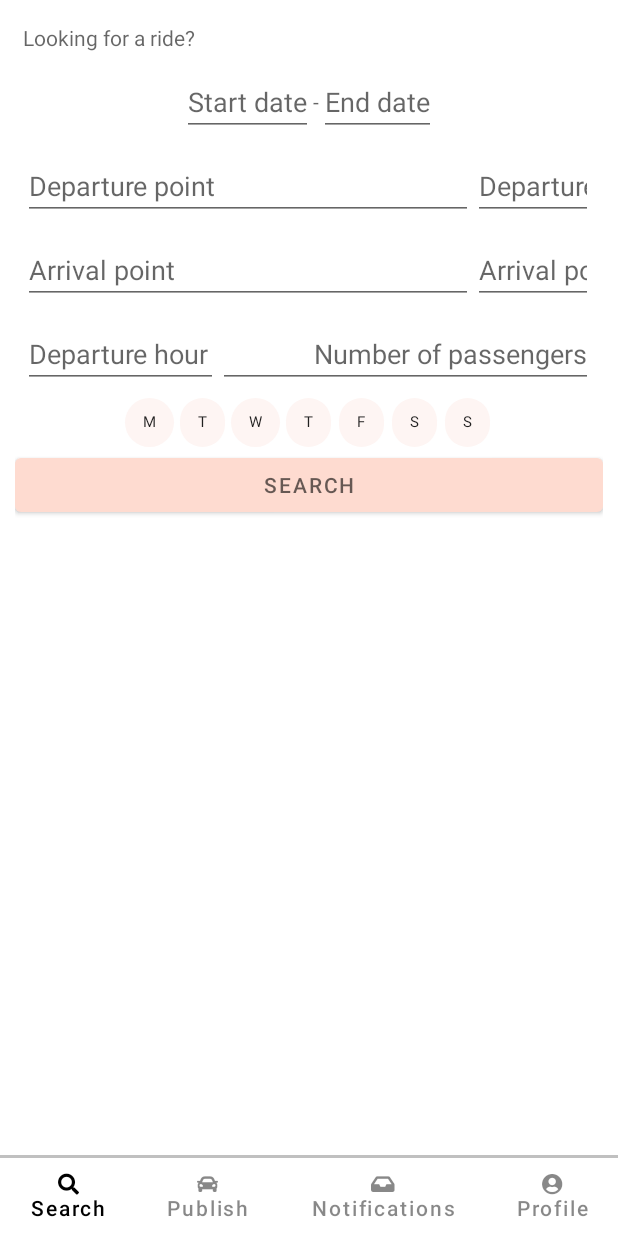
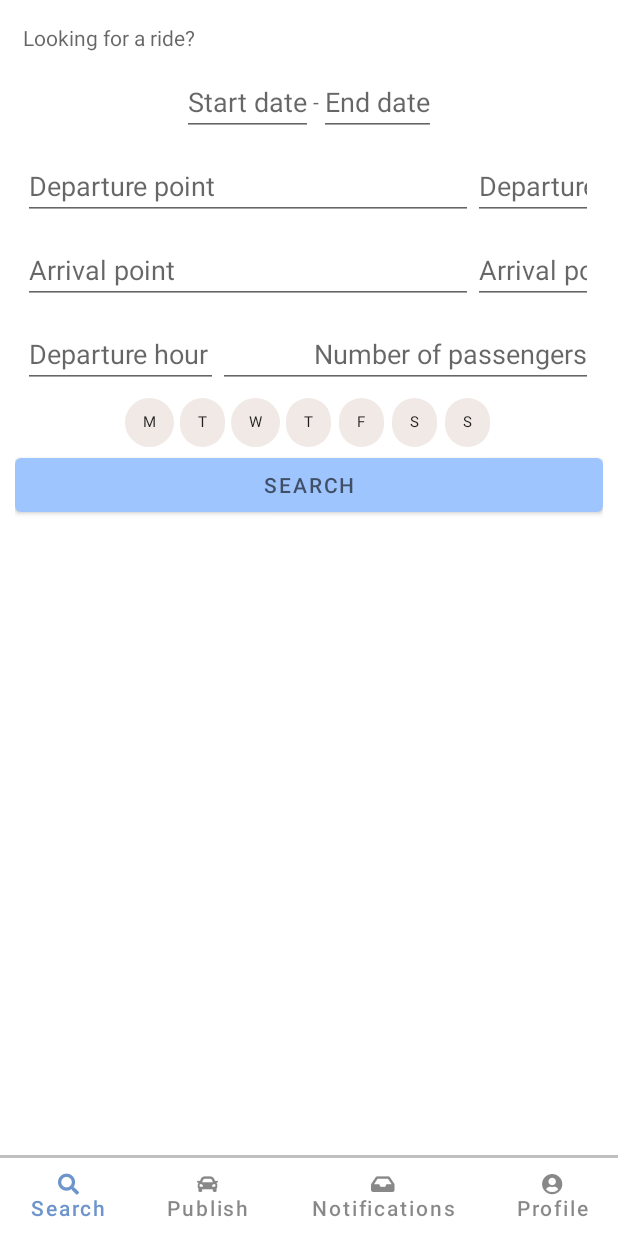
Before and after one commit to blancadomene/Driverse-Frontend, an Android app: the MainActivity screen opened directly, with no data from a screen before it, after a tap on an icon or button, on a phone screen of 412 x 824 dp. Run offline under Robolectric (Android 15) with nearby library versions, the phone set to English and light mode, and no system bars; 1 other tap on this screen came first.

Commit message:
Working maps onClick (searchFragment).

```diff
--- a/app/src/main/java/com/blancadomene/tfg/AvailableDaysOfWeek.java
+++ b/app/src/main/java/com/blancadomene/tfg/AvailableDaysOfWeek.java
@@ -72,4 +72,5 @@ public class AvailableDaysOfWeek extends LinearLayout {
         weekDays[6] = sunday.isActivated();
         return weekDays;
     }
+
 }
--- a/app/src/main/java/com/blancadomene/tfg/MainActivity.java
+++ b/app/src/main/java/com/blancadomene/tfg/MainActivity.java
@@ -26,33 +26,33 @@ public class MainActivity extends AppCompatActivity {
         searchViewButton = this.findViewById(R.id.activity_main_search_button);
         searchViewButton.setOnClickListener(v -> {
             setGreyButtons();
-            searchViewButton.setTextColor(getResources().getColor(R.color.black));
+            searchViewButton.setTextColor(getResources().getColor(R.color.color_primary_variant));
             showSearchView(v);
         });
 
         publishViewButton = this.findViewById(R.id.activity_main_publish_button);
         publishViewButton.setOnClickListener(v -> {
             setGreyButtons();
-            publishViewButton.setTextColor(getResources().getColor(R.color.black));
+            publishViewButton.setTextColor(getResources().getColor(R.color.color_primary_variant));
             this.showPublishView(v);
         });
 
         notificationsViewButton = this.findViewById(R.id.activity_main_notifications_button);
         notificationsViewButton.setOnClickListener(v -> {
             setGreyButtons();
-            notificationsViewButton.setTextColor(getResources().getColor(R.color.black));
+            notificationsViewButton.setTextColor(getResources().getColor(R.color.color_primary_variant));
             showNotificationsView(v);
         });
 
         profileViewButton = this.findViewById(R.id.activity_main_profile_button);
         profileViewButton.setOnClickListener(v -> {
             setGreyButtons();
-            profileViewButton.setTextColor(getResources().getColor(R.color.black));
+            profileViewButton.setTextColor(getResources().getColor(R.color.color_primary_variant));
             showProfileView(v);
         });
 
         setGreyButtons();
-        searchViewButton.setTextColor(getResources().getColor(R.color.black));
+        searchViewButton.setTextColor(getResources().getColor(R.color.color_primary_variant));
         showSearchView(null);
     }
 
--- a/app/src/main/java/com/blancadomene/tfg/SearchFragment.java
+++ b/app/src/main/java/com/blancadomene/tfg/SearchFragment.java
@@ -23,8 +23,9 @@ import java.util.GregorianCalendar;
 
 public class SearchFragment extends Fragment {
     private ArrayList<Ride> searches = new ArrayList<>();
-    private EditText eTexDPStart;
-    private EditText eTexDPEnd;
+    private EditText eTextDPStart;
+    private EditText eTextDPEnd;
+    private EditText eTextGMap;
     private EditText eTextNP;
     private EditText eTextTP;
     private LinearLayout linearLayout = null;
@@ -44,11 +45,14 @@ public class SearchFragment extends Fragment {
         view = inflater.inflate(R.layout.fragment_search, container, false);
         linearLayout = view.findViewById(R.id.fragment_search_result_container);
 
-        eTexDPStart = view.findViewById(R.id.fragment_search_start_date);
-        eTexDPStart.setOnClickListener(v -> showDatePickerDialog(eTexDPStart));
+        eTextDPStart = view.findViewById(R.id.fragment_search_start_date);
+        eTextDPStart.setOnClickListener(v -> showDatePickerDialog(eTextDPStart));
 
-        eTexDPEnd = view.findViewById(R.id.fragment_search_end_date);
-        eTexDPEnd.setOnClickListener(v -> showDatePickerDialog(eTexDPEnd));
+        eTextDPEnd = view.findViewById(R.id.fragment_search_end_date);
+        eTextDPEnd.setOnClickListener(v -> showDatePickerDialog(eTextDPEnd));
+
+        eTextGMap = view.findViewById(R.id.fragment_search_departure_point);
+        eTextGMap.setOnClickListener(v -> switchToGoogleMapView());
 
         eTextNP = view.findViewById(R.id.fragment_search_passengers_number);
         eTextNP.setOnClickListener(v -> showNumberPickerDialog());
@@ -62,6 +66,16 @@ public class SearchFragment extends Fragment {
         return view;
     }
 
+    private void switchToGoogleMapView() {
+        MapsFragment mf = new MapsFragment();
+        FragmentManager fragmentManager = getActivity().getSupportFragmentManager();
+        fragmentManager.beginTransaction()
+                .replace(R.id.activity_main_fragment_container_view, mf, null)
+                .setReorderingAllowed(true)
+                .addToBackStack("searchView")
+                .commit();
+    }
+
     private void showDatePickerDialog(EditText edText) {
         final Calendar c = Calendar.getInstance();
         int year = c.get(Calendar.YEAR);
@@ -69,7 +83,10 @@ public class SearchFragment extends Fragment {
         int day = c.get(Calendar.DAY_OF_MONTH);
 
         @SuppressLint("DefaultLocale") DatePickerDialog datePicker = new DatePickerDialog(getActivity(),
-                (dp, dpYear, dpMonth, dpDay) -> edText.setText(String.format("%02d/%02d/%02d", dpDay, dpMonth, dpYear)), year, month, day);
+                (dp, dpYear, dpMonth, dpDay) -> edText.setText(String.format("%02d/%02d/%02d", dpDay, dpMonth, dpYear)),
+                year,
+                month,
+                day);
         datePicker.show();
     }
 
@@ -100,7 +117,10 @@ public class SearchFragment extends Fragment {
         int minutes = cldr.get(Calendar.MINUTE);
 
         @SuppressLint("DefaultLocale") TimePickerDialog timePicker = new TimePickerDialog(getActivity(),
-                (tp, tpHour, tpMinutes) -> eTextTP.setText(String.format("%02d:%02d", tpHour, tpMinutes)), hour, minutes, true);
+                (tp, tpHour, tpMinutes) -> eTextTP.setText(String.format("%02d:%02d", tpHour, tpMinutes)),
+                hour,
+                minutes,
+                true);
         timePicker.show();
     }
 
--- a/app/src/main/res/color/bg_chip_state_list.xml
+++ b/app/src/main/res/color/bg_chip_state_list.xml
@@ -1,6 +1,6 @@
 <?xml version="1.0" encoding="utf-8"?>
 <selector xmlns:android="http://schemas.android.com/apk/res/android">
     <item android:color="#00000000" android:state_enabled="false" />
-    <item android:alpha="0.25" android:color="@color/watusi" android:state_enabled="true" android:state_selected="false" />
-    <item android:alpha="1" android:color="@color/woody_brown" android:state_enabled="true" android:state_selected="true" />
+    <item android:alpha="0.25" android:color="@color/color_secondary_variant" android:state_enabled="true" android:state_selected="false" />
+    <item android:alpha="1" android:color="@color/color_secondary" android:state_enabled="true" android:state_selected="true" />
 </selector>
--- a/app/src/main/res/layout/fragment_search.xml
+++ b/app/src/main/res/layout/fragment_search.xml
@@ -70,8 +70,8 @@
                     android:layout_width="300dp"
                     android:layout_height="wrap_content"
                     android:autofillHints="no"
+                    android:focusableInTouchMode="false"
                     android:hint="@string/departure_point"
-                    android:inputType="text"
                     android:text="" />
 
                 <EditText
@@ -96,8 +96,8 @@
                     android:layout_width="300dp"
                     android:layout_height="wrap_content"
                     android:autofillHints="no"
+                    android:focusableInTouchMode="false"
                     android:hint="@string/arrival_point"
-                    android:inputType="text"
                     android:text="" />
 
                 <EditText
@@ -129,9 +129,9 @@
                     android:id="@+id/fragment_search_passengers_number"
                     android:layout_width="250dp"
                     android:layout_height="wrap_content"
-                    android:gravity="end"
                     android:autofillHints="no"
                     android:focusableInTouchMode="false"
+                    android:gravity="end"
                     android:hint="@string/passengers_number" />
 
             </LinearLayout>
--- a/app/src/main/res/values/colors.xml
+++ b/app/src/main/res/values/colors.xml
@@ -15,11 +15,11 @@
 
 
     <color name="disabled_text">#77000000</color>
-    <color name="watusi">#FEDBD0</color>
-    <color name="rodeo_dust">#CAA99F</color>
-    <color name="woody_brown">#442C2E</color>
+    <color name="color_primary">#9fc5ff</color>
+    <color name="color_primary_variant">#6d95cc</color>
+    <color name="color_on_primary">#d2f8ff</color>
 
-    <color name="tonys_pink">#E5A28E</color>
-    <color name="santa_fe">#B17361</color>
+    <color name="color_secondary">#745a5a</color>
+    <color name="color_secondary_variant">#caa99f</color>
 
 </resources>
--- a/app/src/main/res/values/strings.xml
+++ b/app/src/main/res/values/strings.xml
@@ -69,6 +69,7 @@
     <string name="title_home">Home</string>
     <string name="title_dashboard">Dashboard</string>
     <string name="title_notifications">Notifications</string>
+    <string name="title_activity_maps">Map</string>
 
 
 </resources>
--- a/app/src/main/res/values/themes.xml
+++ b/app/src/main/res/values/themes.xml
@@ -2,20 +2,20 @@
     <!-- Base application theme. -->
     <style name="Theme.TFG" parent="Theme.MaterialComponents.DayNight.NoActionBar">
         <!-- Primary brand color. -->
-        <item name="colorPrimary">@color/watusi</item>
-        <item name="colorPrimaryVariant">@color/rodeo_dust</item>
-        <item name="colorOnPrimary">@color/woody_brown</item>
+        <item name="colorPrimary">@color/color_primary</item>
+        <item name="colorPrimaryVariant">@color/color_primary_variant</item>
+        <item name="colorOnPrimary">@color/color_on_primary</item>
         <!-- Secondary brand color. -->
-        <item name="colorSecondary">@color/tonys_pink</item>
-        <item name="colorSecondaryVariant">@color/santa_fe</item>
-        <item name="colorOnSecondary">@color/woody_brown</item>
+        <item name="colorSecondary">@color/color_primary</item>
+        <item name="colorSecondaryVariant">@color/color_primary_variant</item>
+        <item name="colorOnSecondary">@color/color_on_primary</item>
+
         <!-- Status bar color. -->
         <item name="android:statusBarColor" tools:targetApi="l">?attr/colorPrimaryVariant</item>
     </style>
 
     <style name="CustomChipChoice" parent="@style/Widget.MaterialComponents.Chip.Choice">
         <item name="chipBackgroundColor">@color/bg_chip_state_list</item>
-<!--    <item name="chipTextColor">@color/textColor_chip_state_list</item> -->
+        <!--    <item name="chipTextColor">@color/textColor_chip_state_list</item> -->
     </style>
-
 </resources>
```
Also changed, not shown: app/build.gradle (+8 -2 lines), app/src/main/AndroidManifest.xml (+24 -0 lines), app/src/main/java/com/blancadomene/tfg/MapsFragment.java (added, +96 -0 lines), app/src/main/res/layout/fragment_maps.xml (added, +28 -0 lines).
